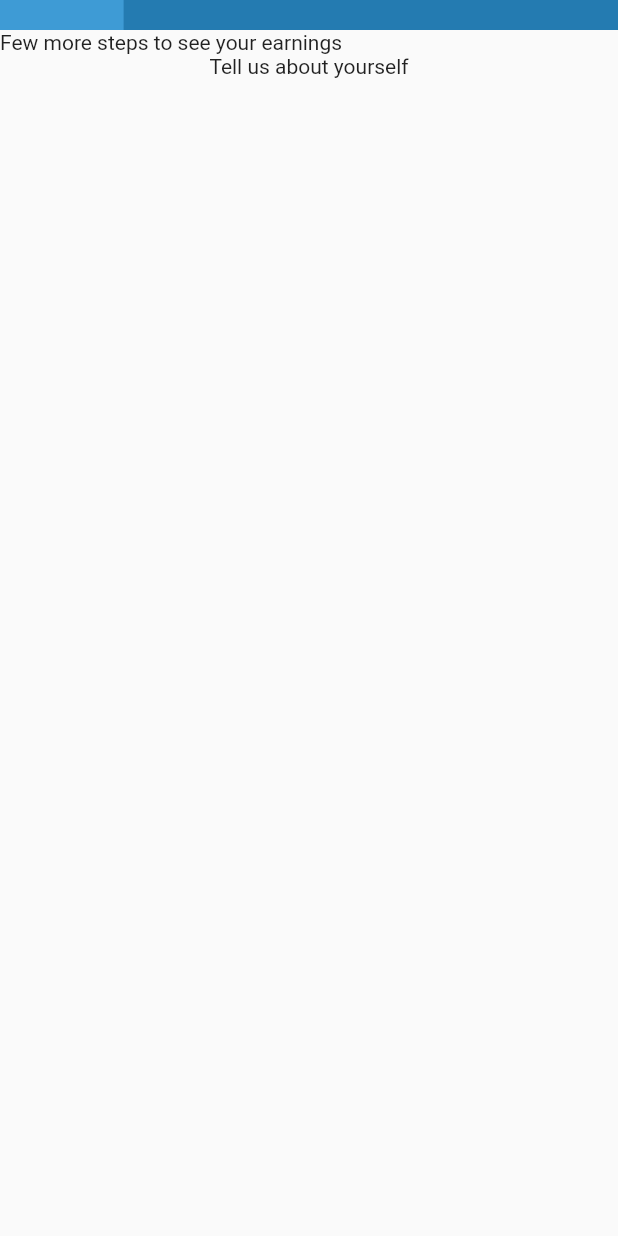
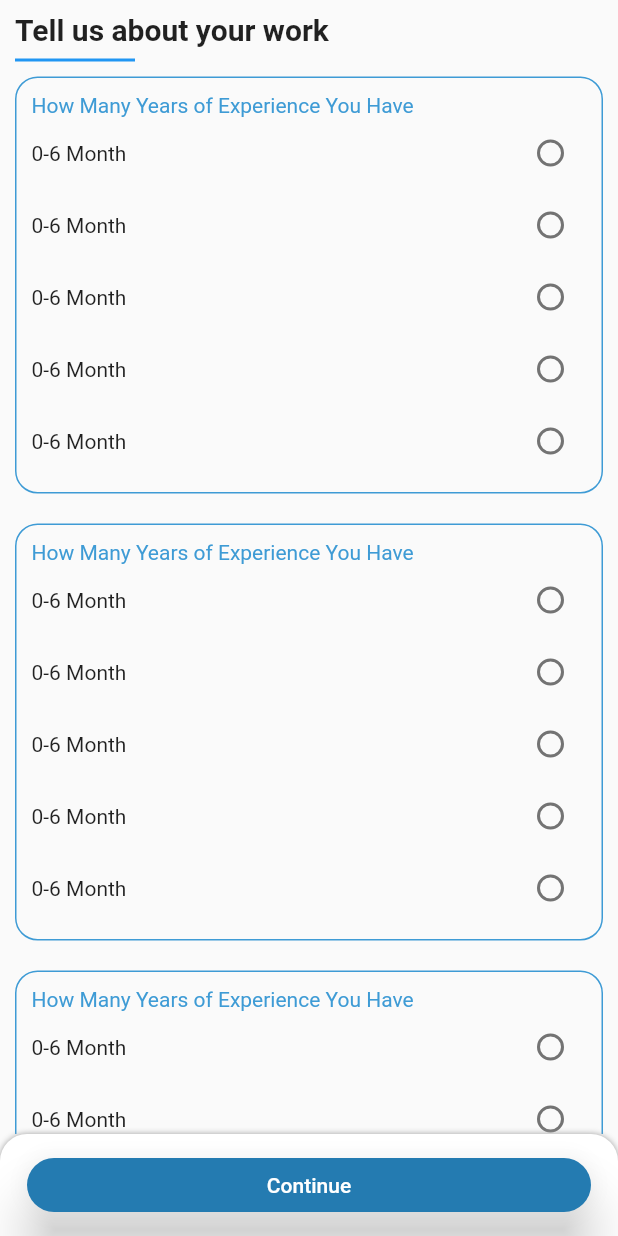
Before and after one commit to KiranYaduvanshi/kkary_vendor_service, a Flutter app: the screen it shows after launch, on a phone screen of 412 x 824 dp. Run offline on Flutter 3.47's test engine with Material 2 defaults, Android fonts, the light colour scheme and no system bars; our stand-ins replace get, velocity_x.

Commit message:
k.yadav1

```diff
--- /dev/null
+++ b/lib/modules/services_vendor/work/work.dart
@@ -0,0 +1,59 @@
+import 'package:flutter/cupertino.dart';
+import 'package:flutter/material.dart';
+import 'package:kkary_vendors/modules/services_vendor/work/work_widget.dart';
+import 'package:kkary_vendors/utils/app_colors.dart';
+import 'package:velocity_x/velocity_x.dart';
+
+class WorkClass extends StatelessWidget {
+  @override
+  Widget build(BuildContext context) {
+    return SafeArea(
+      child: Scaffold(
+        body: Column(
+          children: [
+            SingleChildScrollView(
+              child: Column(
+                crossAxisAlignment: CrossAxisAlignment.start,
+                children: [
+                  "Tell us about your work"
+                      .text
+                      .size(20)
+                      .bold
+                      .make()
+                      .px(10)
+                      .py(8),
+                  Container(
+                    width: 80,
+                    height: 2,
+                    color: Colors.blue,
+                  ).px(10),
+                  for (int i = 0; i < 4; i++) WorkWidget().p(10),
+                ],
+              ),
+            ).expand(),
+            Container(
+              width: double.infinity,
+              decoration: const BoxDecoration(
+                  color: Colors.white,
+                  borderRadius: BorderRadius.only(
+                      topLeft: Radius.circular(18),
+                      topRight: Radius.circular(18)),
+                  boxShadow: [BoxShadow(blurRadius: 3, color: Colors.grey)]),
+              child: ElevatedButton(
+                onPressed: () {},
+                child: "Continue".text.make().px(10).py(10),
+                style: ElevatedButton.styleFrom(
+                  primary: AppColors.blueDark,
+                  shape: RoundedRectangleBorder(
+                    borderRadius: BorderRadius.circular(25),
+                  ),
+                  elevation: 15.0,
+                ),
+              ).py(10).px(18),
+            )
+          ],
+        ),
+      ),
+    );
+  }
+}
--- /dev/null
+++ b/lib/modules/services_vendor/work/work_widget.dart
@@ -0,0 +1,32 @@
+import 'package:flutter/material.dart';
+import 'package:kkary_vendors/utils/app_colors.dart';
+import 'package:kkary_vendors/utils/decorations.dart';
+import 'package:velocity_x/velocity_x.dart';
+
+class WorkWidget extends StatelessWidget {
+  int val = -1;
+
+  @override
+  Widget build(BuildContext context) {
+    return Container(
+      decoration: BoxDecorations.circularBorderLightBlue(),
+      child: Column(
+        crossAxisAlignment: CrossAxisAlignment.start,
+        children: [
+          "How Many Years of Experience You Have"
+              .text
+              .color(AppColors.blueLight)
+              .make(),
+          for (int i = 0; i < 5; i++)
+            Row(
+              mainAxisAlignment: MainAxisAlignment.spaceBetween,
+              children: [
+                "0-6 Month".text.make(),
+                Radio(value: 1, groupValue: val, onChanged: (int? value) {})
+              ],
+            )
+        ],
+      ).p(10),
+    );
+  }
+}
--- a/lib/routes/app_pages.dart
+++ b/lib/routes/app_pages.dart
@@ -1,16 +1,20 @@
 import 'package:get/get.dart';
 import 'package:kkary_vendors/modules/services_vendor/views/IntroScreens/partner.dart';
+import 'package:kkary_vendors/modules/services_vendor/work/work.dart';
 import 'package:kkary_vendors/routes/app_routes.dart';
+
 class AppPages {
-
-  static const INITIAL = AppRoutes.PARTNER;
+  static const INITIAL = AppRoutes.yourWork;
 
   //  static const INITIAL = Routes.WELCOME_CUSTOMER_SCREEN;
   static final routes = [
     GetPage(
       name: AppRoutes.PARTNER,
-      page: () =>const Partner(),
+      page: () => const Partner(),
     ),
-
+    GetPage(
+      name: AppRoutes.yourWork,
+      page: () => WorkClass(),
+    ),
   ];
 }
--- a/lib/routes/app_routes.dart
+++ b/lib/routes/app_routes.dart
@@ -1,5 +1,5 @@
 class AppRoutes {
   //SERVICES
   static const PARTNER = '/partner';
-
+  static const yourWork = '/yourWork';
 }
```
